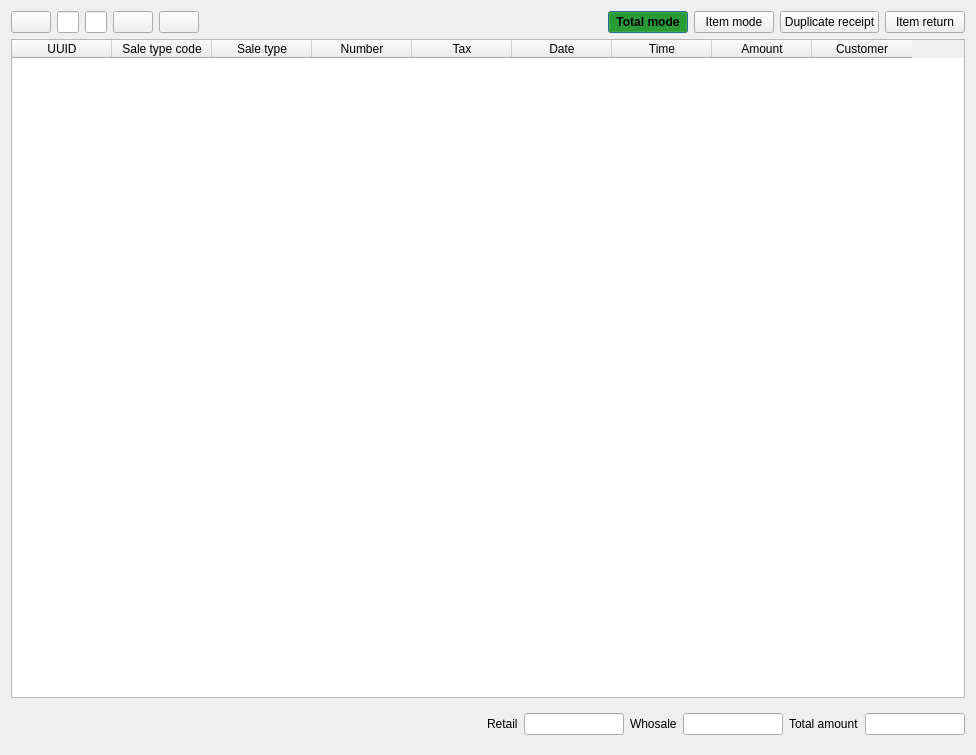
The window that Shop/sales.ui (End1-1/Cafe5) describes before a commit, drawn with Qt 5.
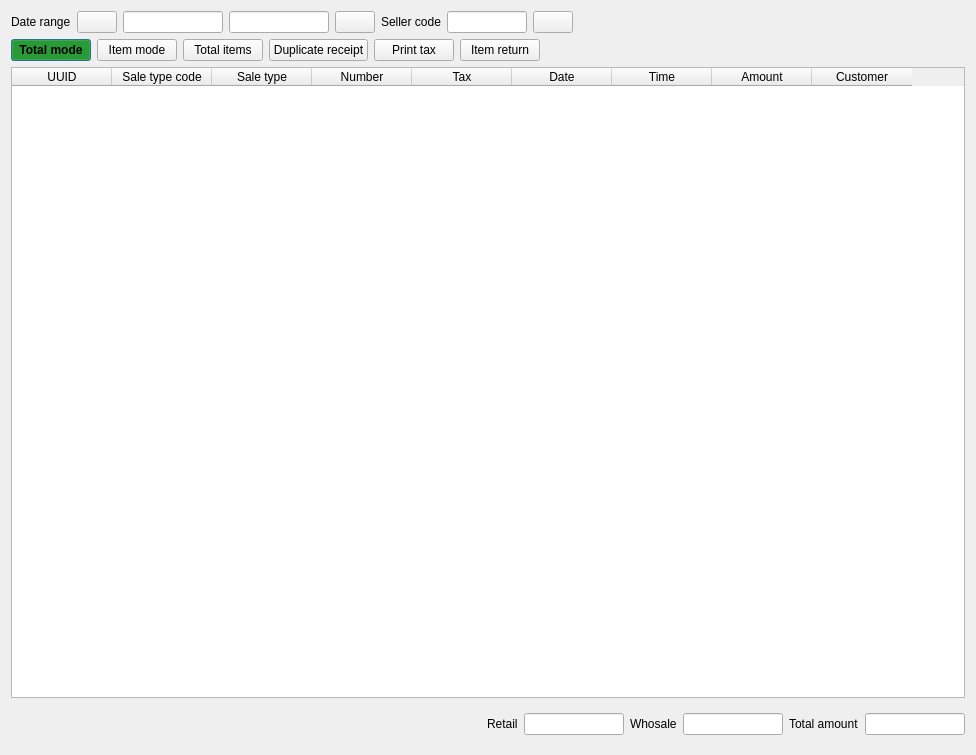
The same window after the commit. Icons and pictures are not drawn. Custom widgets are drawn as their Qt base class.

What changed in the file:
```diff
--- a/Shop/sales.ui
+++ b/Shop/sales.ui
@@ -16,7 +16,7 @@
   <layout class="QVBoxLayout" name="verticalLayout">
    <item>
     <widget class="QWidget" name="widget" native="true">
-     <layout class="QHBoxLayout" name="horizontalLayout">
+     <layout class="QGridLayout" name="gridLayout">
       <property name="leftMargin">
        <number>0</number>
       </property>
@@ -29,7 +29,73 @@
       <property name="bottomMargin">
        <number>0</number>
       </property>
-      <item>
+      <item row="0" column="4">
+       <widget class="QPushButton" name="btnDateRight">
+        <property name="focusPolicy">
+         <enum>Qt::NoFocus</enum>
+        </property>
+        <property name="text">
+         <string/>
+        </property>
+        <property name="icon">
+         <iconset resource="../resources/res.qrc">
+          <normaloff>:/right-arrow.png</normaloff>:/right-arrow.png</iconset>
+        </property>
+       </widget>
+      </item>
+      <item row="0" column="3">
+       <widget class="C5DateEdit" name="deEnd">
+        <property name="minimumSize">
+         <size>
+          <width>100</width>
+          <height>0</height>
+         </size>
+        </property>
+        <property name="maximumSize">
+         <size>
+          <width>130</width>
+          <height>16777215</height>
+         </size>
+        </property>
+       </widget>
+      </item>
+      <item row="0" column="6">
+       <widget class="C5LineEdit" name="leLogin">
+        <property name="minimumSize">
+         <size>
+          <width>80</width>
+          <height>0</height>
+         </size>
+        </property>
+        <property name="maximumSize">
+         <size>
+          <width>80</width>
+          <height>16777215</height>
+         </size>
+        </property>
+       </widget>
+      </item>
+      <item row="0" column="8">
+       <spacer name="horizontalSpacer">
+        <property name="orientation">
+         <enum>Qt::Horizontal</enum>
+        </property>
+        <property name="sizeHint" stdset="0">
+         <size>
+          <width>521</width>
+          <height>20</height>
+         </size>
+        </property>
+       </spacer>
+      </item>
+      <item row="0" column="0">
+       <widget class="QLabel" name="label_2">
+        <property name="text">
+         <string>Date range</string>
+        </property>
+       </widget>
+      </item>
+      <item row="0" column="1">
        <widget class="QPushButton" name="btnDateLeft">
         <property name="focusPolicy">
          <enum>Qt::NoFocus</enum>
@@ -43,41 +109,30 @@
         </property>
        </widget>
       </item>
-      <item>
+      <item row="0" column="2">
        <widget class="C5DateEdit" name="deStart">
-        <property name="maximumSize">
+        <property name="minimumSize">
          <size>
-          <width>120</width>
-          <height>16777215</height>
+          <width>100</width>
+          <height>0</height>
          </size>
         </property>
-       </widget>
-      </item>
-      <item>
-       <widget class="C5DateEdit" name="deEnd">
         <property name="maximumSize">
          <size>
-          <width>120</width>
+          <width>130</width>
           <height>16777215</height>
          </size>
         </property>
        </widget>
       </item>
-      <item>
-       <widget class="QPushButton" name="btnDateRight">
-        <property name="focusPolicy">
-         <enum>Qt::NoFocus</enum>
-        </property>
+      <item row="0" column="5">
+       <widget class="QLabel" name="label_3">
         <property name="text">
-         <string/>
-        </property>
-        <property name="icon">
-         <iconset resource="../resources/res.qrc">
-          <normaloff>:/right-arrow.png</normaloff>:/right-arrow.png</iconset>
+         <string>Seller code</string>
         </property>
        </widget>
       </item>
-      <item>
+      <item row="0" column="7">
        <widget class="QPushButton" name="btnRefresh">
         <property name="focusPolicy">
          <enum>Qt::NoFocus</enum>
@@ -91,19 +146,30 @@
         </property>
        </widget>
       </item>
-      <item>
-       <spacer name="horizontalSpacer">
-        <property name="orientation">
-         <enum>Qt::Horizontal</enum>
-        </property>
-        <property name="sizeHint" stdset="0">
-         <size>
-          <width>521</width>
-          <height>20</height>
-         </size>
-        </property>
-       </spacer>
-      </item>
+     </layout>
+    </widget>
+   </item>
+   <item>
+    <widget class="QWidget" name="widget_3" native="true">
+     <property name="minimumSize">
+      <size>
+       <width>0</width>
+       <height>0</height>
+      </size>
+     </property>
+     <layout class="QHBoxLayout" name="horizontalLayout">
+      <property name="leftMargin">
+       <number>0</number>
+      </property>
+      <property name="topMargin">
+       <number>0</number>
+      </property>
+      <property name="rightMargin">
+       <number>0</number>
+      </property>
+      <property name="bottomMargin">
+       <number>0</number>
+      </property>
       <item>
        <widget class="QPushButton" name="btnModeTotal">
         <property name="styleSheet">
@@ -150,6 +216,29 @@
         </property>
        </widget>
       </item>
+      <item>
+       <widget class="QPushButton" name="btnTotalByItems">
+        <property name="styleSheet">
+         <string notr="true">                QPushButton:checked{
+                    background-color: rgb(0, 150, 0);
+					font-weight:bold;
+                }</string>
+        </property>
+        <property name="text">
+         <string>Total items</string>
+        </property>
+        <property name="icon">
+         <iconset resource="../resources/res.qrc">
+          <normaloff>:/print.png</normaloff>:/print.png</iconset>
+        </property>
+        <property name="checkable">
+         <bool>true</bool>
+        </property>
+        <property name="checked">
+         <bool>false</bool>
+        </property>
+       </widget>
+      </item>
       <item>
        <widget class="QPushButton" name="btnPrint">
         <property name="text">
@@ -161,6 +250,17 @@
         </property>
        </widget>
       </item>
+      <item>
+       <widget class="QPushButton" name="btnPrintTax">
+        <property name="text">
+         <string>Print tax</string>
+        </property>
+        <property name="icon">
+         <iconset resource="../resources/res.qrc">
+          <normaloff>:/print.png</normaloff>:/print.png</iconset>
+        </property>
+       </widget>
+      </item>
       <item>
        <widget class="QPushButton" name="btnItemBack">
         <property name="text">
@@ -172,6 +272,19 @@
         </property>
        </widget>
       </item>
+      <item>
+       <spacer name="horizontalSpacer_3">
+        <property name="orientation">
+         <enum>Qt::Horizontal</enum>
+        </property>
+        <property name="sizeHint" stdset="0">
+         <size>
+          <width>413</width>
+          <height>20</height>
+         </size>
+        </property>
+       </spacer>
+      </item>
      </layout>
     </widget>
    </item>
@@ -333,16 +446,16 @@
   </layout>
  </widget>
  <customwidgets>
-  <customwidget>
-   <class>C5TableWidget</class>
-   <extends>QTableWidget</extends>
-   <header location="global">c5tablewidget.h</header>
-  </customwidget>
   <customwidget>
    <class>C5LineEdit</class>
    <extends>QLineEdit</extends>
    <header>c5lineedit.h</header>
   </customwidget>
+  <customwidget>
+   <class>C5TableWidget</class>
+   <extends>QTableWidget</extends>
+   <header location="global">c5tablewidget.h</header>
+  </customwidget>
   <customwidget>
    <class>C5DateEdit</class>
    <extends>QLineEdit</extends>
```
